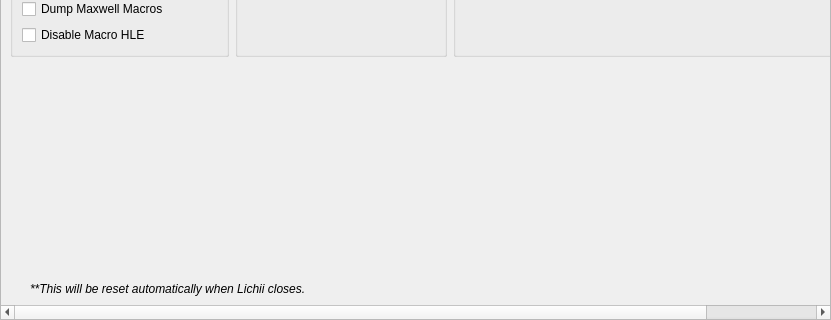
Qt form src/yuzu/configuration/configure_debug.ui (mollie2999/Eglantine) before a commit; both pictures show x 0 to 831 and y 440 to 760 of the 831 by 760 pixel window.
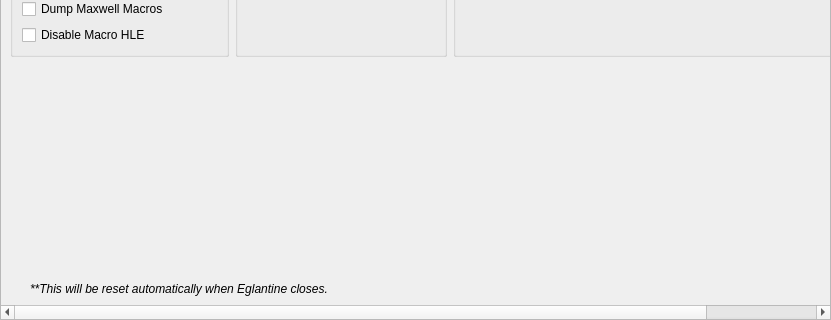
The same form after that commit.

Commit message: Restore Eglantine application name and project description

```diff
--- a/src/yuzu/configuration/configure_debug.ui
+++ b/src/yuzu/configuration/configure_debug.ui
@@ -784,7 +784,7 @@
        </font>
       </property>
       <property name="text">
-    <string>**This will be reset automatically when Lichii closes.</string>
+    <string>**This will be reset automatically when Eglantine closes.</string>
       </property>
       <property name="indent">
        <number>20</number>
```
The commit also changes 20 other files.
